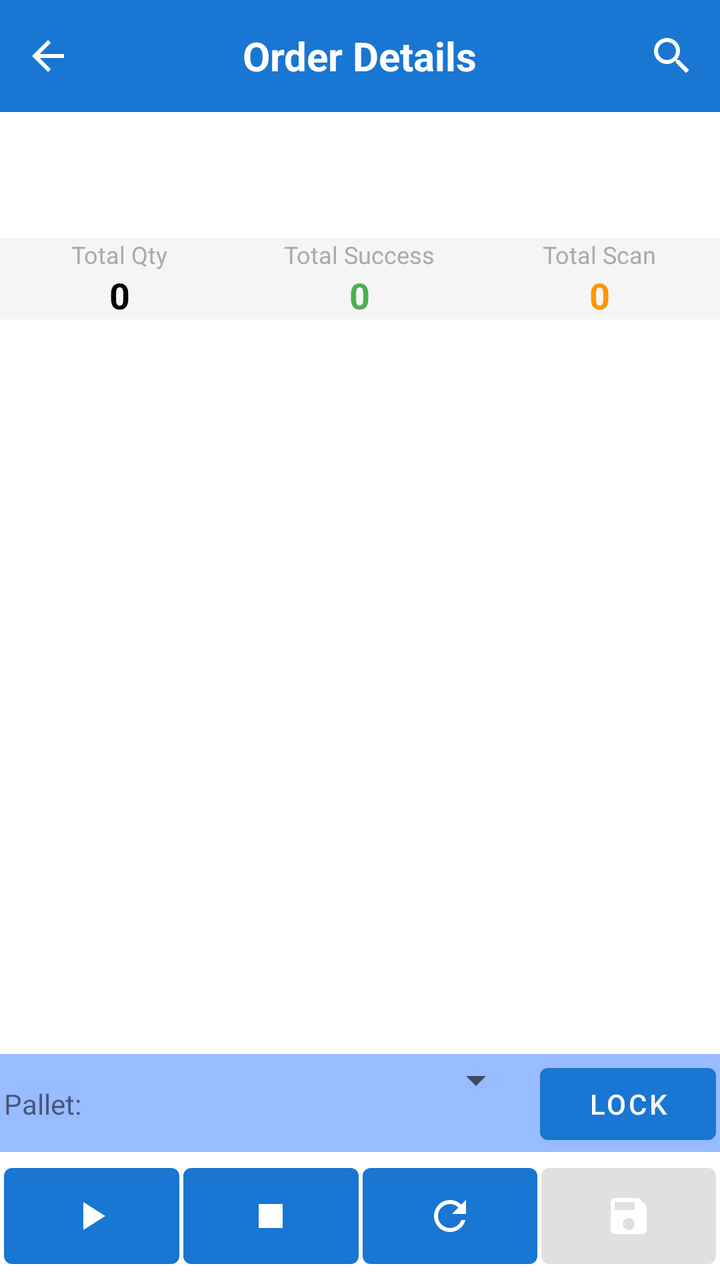
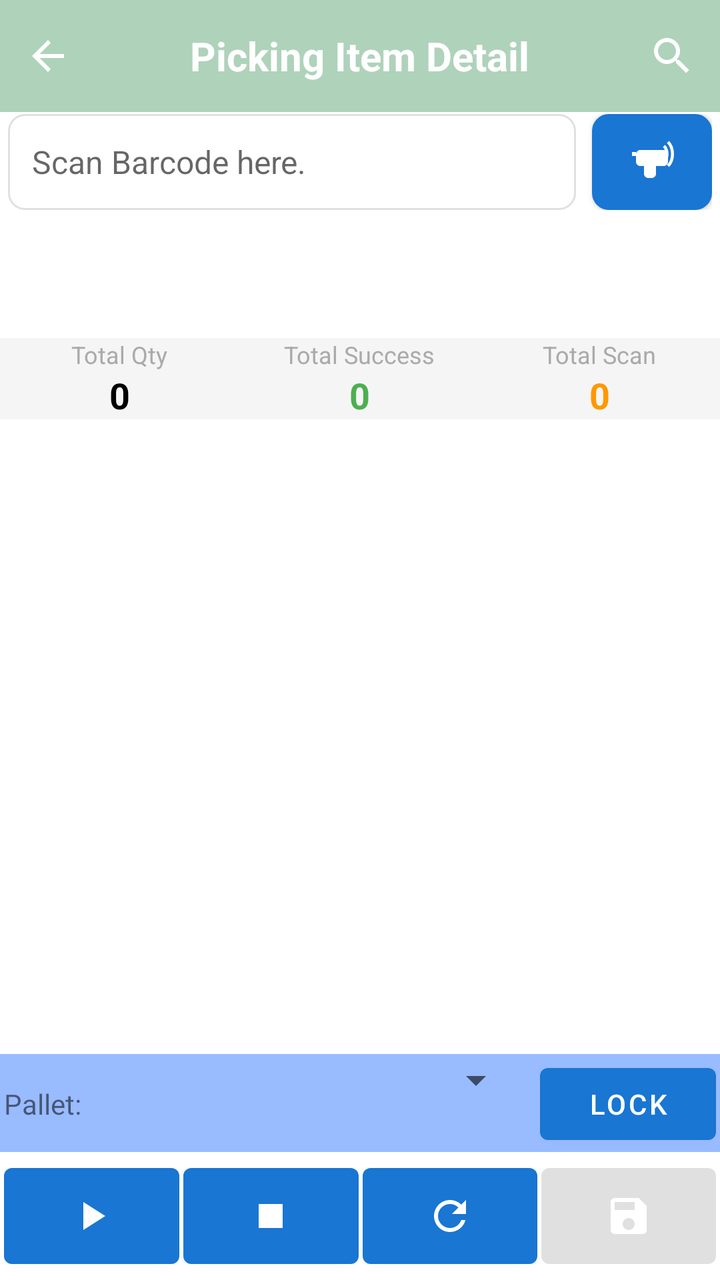

Before-and-after screenshots of an Android layout around one commit, followed by the original layout XML and the change that was made.
<!-- AndroidManifest.xml: application theme AppTheme -->
<!-- res/layout/fragment_picking_order_child.xml -->
<?xml version="1.0" encoding="utf-8"?>
<LinearLayout xmlns:android="http://schemas.android.com/apk/res/android"
    android:layout_width="match_parent"
    android:layout_height="match_parent"
    xmlns:app="http://schemas.android.com/apk/res-auto"
    android:orientation="vertical">

    <com.google.android.material.appbar.AppBarLayout
        android:id="@+id/appBarLayout"
        android:layout_width="match_parent"
        android:layout_height="wrap_content">

        <androidx.appcompat.widget.Toolbar
            android:id="@+id/toolbar"
            android:layout_width="match_parent"
            android:layout_height="?attr/actionBarSize"
            android:background="?attr/colorPrimary"
            app:contentInsetLeft="0dp"
            app:contentInsetStart="0dp"
            app:popupTheme="@style/ThemeOverlay.AppCompat.Light"
            app:theme="@style/ThemeOverlay.AppCompat.Dark.ActionBar">

            <FrameLayout
                android:layout_width="match_parent"
                android:layout_height="match_parent">

                <ImageView
                    android:id="@+id/ivBack"
                    android:layout_width="48dp"
                    android:layout_height="match_parent"
                    android:layout_gravity="start"
                    android:background="?attr/selectableItemBackgroundBorderless"
                    android:padding="12dp"
                    android:src="@drawable/ic_arrow_back"
                    app:tint="@android:color/white"/>

                <TextView
                    android:id="@+id/toolbar_title"
                    android:layout_width="wrap_content"
                    android:layout_height="wrap_content"
                    android:layout_gravity="center"
                    android:text="Order Details"
                    android:textColor="@android:color/white"
                    android:textSize="20sp"
                    android:textStyle="bold"/>

                
                <FrameLayout
                    android:id="@+id/notificationContainer"
                    android:layout_width="48dp"
                    android:layout_height="match_parent"
                    android:layout_gravity="end"
                    android:layout_marginEnd="48dp">

                    <ImageView
                        android:id="@+id/ivNotification"
                        android:layout_width="match_parent"
                        android:layout_height="match_parent"
                        android:background="?attr/selectableItemBackgroundBorderless"
                        android:padding="12dp"
                        android:src="@drawable/ic_notifications"
                        app:tint="@android:color/white"
                        android:visibility="gone"/>

                    <TextView
                        android:id="@+id/tvNotificationCount"
                        android:layout_width="20dp"
                        android:layout_height="20dp"
                        android:layout_gravity="top|end"
                        android:layout_marginTop="8dp"
                        android:layout_marginEnd="8dp"
                        android:background="@drawable/notification_badge_background"
                        android:gravity="center"
                        android:text="0"
                        android:textColor="@android:color/white"
                        android:textSize="12sp"
                        android:visibility="gone"/>
                </FrameLayout>

                <androidx.appcompat.widget.SearchView
                    android:id="@+id/searchView"
                    android:layout_width="wrap_content"
                    android:layout_height="match_parent"
                    android:layout_gravity="end"
                    app:iconifiedByDefault="true"
                    app:queryHint="Search item..."
                    android:theme="@style/SearchViewStyle"/>
            </FrameLayout>


        </androidx.appcompat.widget.Toolbar>

    </com.google.android.material.appbar.AppBarLayout>

    <LinearLayout
        android:layout_width="match_parent"
        android:layout_height="wrap_content"
        android:orientation="vertical"
        android:padding="5dp"
        android:background="@android:color/white">

        <TextView
            android:id="@+id/tvOrderNo"
            android:layout_width="match_parent"
            android:layout_height="wrap_content"
            android:textSize="18sp"
            android:textStyle="bold"
            android:layout_marginBottom="3dp"/>

        <TextView
            android:id="@+id/tvCustomer"
            android:layout_width="match_parent"
            android:layout_height="wrap_content"
            android:textSize="16sp"
            android:layout_marginBottom="4dp"/>

    </LinearLayout>

    
    <LinearLayout
        android:layout_width="match_parent"
        android:layout_height="wrap_content"
        android:orientation="horizontal"
        android:padding="0dp"
        android:background="#F5F5F5">

        <LinearLayout
            android:layout_width="0dp"
            android:layout_height="wrap_content"
            android:layout_weight="1"
            android:orientation="vertical"
            android:gravity="center">

            <TextView
                android:layout_width="wrap_content"
                android:layout_height="wrap_content"
                android:text="Total Qty"
                android:textSize="12sp"
                android:textColor="@android:color/darker_gray"/>

            <TextView
                android:id="@+id/tvTotalQty"
                android:layout_width="wrap_content"
                android:layout_height="wrap_content"
                android:text="0"
                android:textSize="18sp"
                android:textStyle="bold"
                android:textColor="@android:color/black"/>
        </LinearLayout>

        <LinearLayout
            android:layout_width="0dp"
            android:layout_height="wrap_content"
            android:layout_weight="1"
            android:orientation="vertical"
            android:gravity="center">

            <TextView
                android:layout_width="wrap_content"
                android:layout_height="wrap_content"
                android:text="Total Success"
                android:textSize="12sp"
                android:textColor="@android:color/darker_gray"/>

            <TextView
                android:id="@+id/tvTotalSuccess"
                android:layout_width="wrap_content"
                android:layout_height="wrap_content"
                android:text="0"
                android:textSize="18sp"
                android:textStyle="bold"
                android:textColor="#4CAF50"/>
        </LinearLayout>

        <LinearLayout
            android:layout_width="0dp"
            android:layout_height="wrap_content"
            android:layout_weight="1"
            android:orientation="vertical"
            android:gravity="center">

            <TextView
                android:layout_width="wrap_content"
                android:layout_height="wrap_content"
                android:text="Total Scan"
                android:textSize="12sp"
                android:textColor="@android:color/darker_gray"/>

            <TextView
                android:id="@+id/tvTotalScan"
                android:layout_width="wrap_content"
                android:layout_height="wrap_content"
                android:text="0"
                android:textSize="18sp"
                android:textStyle="bold"
                android:textColor="#FF9800"/>
        </LinearLayout>

    </LinearLayout>
    <LinearLayout
        android:id="@+id/view_readtag"
        android:layout_width="0dp"
        android:layout_height="0dp"
        android:visibility="invisible">
        <TextView
            android:id="@+id/tv_count"
            android:layout_width="0dp"
            android:layout_height="0dp"
            android:visibility="invisible"></TextView>
        <TextView
            android:id="@+id/tv_time"
            android:layout_width="0dp"
            android:layout_height="0dp"
            android:visibility="invisible"></TextView>
        <TextView
            android:id="@+id/tv_total"
            android:layout_width="0dp"
            android:layout_height="0dp"
            android:visibility="invisible"></TextView>
        <EditText
            android:id="@+id/etTime"
            android:layout_weight="1"
            android:layout_width="0dp"
            android:layout_height="0dp"
            android:hint="99999999"
            android:inputType="numberDecimal"
            android:maxLength="10"
            android:singleLine="true"
            android:visibility="invisible" />
    </LinearLayout>

    <FrameLayout
        android:layout_width="match_parent"
        android:layout_height="0dp"
        android:layout_weight="1">

        <ListView
            android:id="@+id/listView"
            android:layout_width="match_parent"
            android:layout_height="match_parent"
            android:divider="@android:color/darker_gray"
            android:dividerHeight="1dp"
            android:padding="3dp"/>

        <LinearLayout
            android:id="@+id/emptyView"
            android:layout_width="match_parent"
            android:layout_height="match_parent"
            android:gravity="center"
            android:orientation="vertical"
            android:visibility="gone">

            <ImageView
                android:layout_width="64dp"
                android:layout_height="64dp"
                android:src="@drawable/ic_empty_box"
                android:alpha="0.5"/>

            <TextView
                android:layout_width="wrap_content"
                android:layout_height="wrap_content"
                android:layout_marginTop="16dp"
                android:text="No items found"
                android:textSize="16sp"/>
        </LinearLayout>

        <ProgressBar
            android:id="@+id/progressBar"
            android:layout_width="wrap_content"
            android:layout_height="wrap_content"
            android:layout_gravity="center"
            android:visibility="gone"/>

    </FrameLayout>

    <LinearLayout
        android:id="@+id/viewPallet"
        android:layout_width="match_parent"
        android:layout_height="wrap_content"
        android:orientation="horizontal"
        android:paddingTop="1dp"
        android:paddingLeft="2dp"
        android:paddingRight="2dp"
        android:paddingBottom="0dp"
        android:background="@color/lightblue3">

        <TextView
            android:layout_width="wrap_content"
            android:layout_height="wrap_content"
            android:text="Pallet: ">
        </TextView>

        <Spinner
            android:id="@+id/spinnerPallet"
            android:layout_width="0dp"
            android:layout_height="wrap_content"
            android:layout_weight="1"
            android:layout_marginEnd="8dp"/>

        <Button
            android:id="@+id/btnLockPallet"
            android:layout_width="wrap_content"
            android:layout_height="wrap_content"
            android:text="Lock"
            android:drawablePadding="8dp"/>

    </LinearLayout>

    <LinearLayout
        android:id="@+id/viewAction"
        android:layout_width="match_parent"
        android:layout_height="wrap_content"
        android:orientation="horizontal"
        android:padding="2dp">

        <Button
            android:id="@+id/btnScanRFID"
            android:layout_width="wrap_content"
            android:layout_height="match_parent"
            android:layout_weight="1"
            android:layout_marginEnd="2dp"
            android:drawableTop="@drawable/ic_play"
            android:paddingTop="12dp"
            android:paddingBottom="0dp"
            android:textSize="0sp"/>

        <Button
            android:id="@+id/btnStop"
            android:layout_width="wrap_content"
            android:layout_height="wrap_content"
            android:layout_weight="1"
            android:layout_marginEnd="2dp"
            android:drawableTop="@drawable/ic_stop"
            android:paddingTop="12dp"
            android:paddingBottom="3dp"
            android:textSize="0sp"/>
        <Button
            android:id="@+id/btnClear"
            android:layout_width="wrap_content"
            android:layout_height="wrap_content"
            android:layout_weight="1"
            android:layout_marginEnd="2dp"
            android:drawableTop="@drawable/ic_refresh"
            android:paddingTop="12dp"
            android:paddingBottom="3dp"
            android:textSize="0sp"/>

        <Button
            android:id="@+id/btnConfirm"
            android:layout_width="wrap_content"
            android:layout_height="wrap_content"
            android:layout_weight="1"
            android:enabled="false"
            android:drawableTop="@drawable/ic_save"
            android:paddingTop="12dp"
            android:paddingBottom="3dp"
            android:textSize="0sp"/>
    </LinearLayout>
    <LinearLayout
        android:layout_width="match_parent"
        android:layout_height="wrap_content"
        android:visibility="gone">
        <TextView
            android:layout_width="wrap_content"
            android:layout_height="wrap_content"
            android:text="@string/tvData_Read"
            android:textSize="16sp" />

        <EditText
            android:id="@+id/EtData_Read"
            android:layout_width="match_parent"
            android:layout_height="wrap_content"
            android:hint=""
            android:inputType="textMultiLine"
            android:singleLine="false" />
    </LinearLayout>

</LinearLayout>
<!-- resources referenced by this layout -->
<resources>
  <color name="lightblue3">#99BBFF</color>
  <!-- drawable ic_stop (drawable) -->
  <?xml version="1.0" encoding="utf-8"?>
  <vector xmlns:android="http://schemas.android.com/apk/res/android"
      android:width="24dp"
      android:height="24dp"
      android:viewportWidth="24"
      android:viewportHeight="24">
      <path
          android:fillColor="#FFFFFF"
          android:pathData="M6,6h12v12H6z"/>
  </vector>
  <!-- drawable notification_badge_background (drawable) -->
  <?xml version="1.0" encoding="utf-8"?>
  <shape xmlns:android="http://schemas.android.com/apk/res/android"
      android:shape="oval">
      <solid android:color="#F44336" /> 
  </shape>
  <string name="tvData_Read">Data：</string>
  <style name="AppTheme" parent="Theme.MaterialComponents.Light.DarkActionBar">
          <item name="colorPrimary">@color/colorPrimary</item>
          <item name="colorPrimaryDark">@color/colorPrimaryDark</item>
          <item name="colorAccent">@color/colorAccent</item>
      </style>
  <color name="colorPrimary">#1976D2</color>
  <color name="colorPrimaryDark">#1565C0</color>
  <color name="colorAccent">#FFC107</color>
  <!-- unchanged entries left out for length: 7 -->
</resources>

<!-- the commit's change to res/layout/fragment_picking_order_child.xml (unified diff, before → after) -->
@@ -14,7 +14,7 @@
             android:id="@+id/toolbar"
             android:layout_width="match_parent"
             android:layout_height="?attr/actionBarSize"
-            android:background="?attr/colorPrimary"
+            android:background="@color/pastel2"
             app:contentInsetLeft="0dp"
             app:contentInsetStart="0dp"
             app:popupTheme="@style/ThemeOverlay.AppCompat.Light"
@@ -39,7 +39,7 @@
                     android:layout_width="wrap_content"
                     android:layout_height="wrap_content"
                     android:layout_gravity="center"
-                    android:text="Order Details"
+                    android:text="Picking Item Detail"
                     android:textColor="@android:color/white"
                     android:textSize="20sp"
                     android:textStyle="bold"/>
@@ -93,6 +93,40 @@
     </com.google.android.material.appbar.AppBarLayout>
 
     <LinearLayout
+        android:id="@+id/view_barcode"
+        android:orientation="horizontal"
+        android:layout_width="match_parent"
+        android:layout_height="wrap_content"
+        android:paddingTop="1dp"
+        android:paddingBottom="1dp"
+        android:paddingLeft="4dp"
+        android:paddingRight="4dp"
+        android:background="#FFFFFF"
+        android:gravity="center_vertical">
+
+        <EditText
+            android:id="@+id/tvBarcode"
+            android:layout_width="0dp"
+            android:layout_height="48dp"
+            android:layout_weight="1"
+            android:layout_marginEnd="8dp"
+            android:hint="Scan Barcode here."
+            android:textSize="16sp"
+            android:textColor="@android:color/black"
+            android:background="@drawable/edittext_background"
+            android:padding="12dp"
+            android:gravity="center_vertical"/>
+
+        <Button
+            android:id="@+id/btnScanBarcode"
+            android:layout_width="60dp"
+            android:layout_height="48dp"
+            android:drawableTop="@drawable/ic_scan"
+            android:background="@drawable/button_background"/>
+
+    </LinearLayout>
+
+    <LinearLayout
         android:layout_width="match_parent"
         android:layout_height="wrap_content"
         android:orientation="vertical"
<!-- resource entries referenced after the edit -->
@@ -1,6 +1,112 @@
 <!-- resources referenced by this layout -->
 <resources>
   <color name="lightblue3">#99BBFF</color>
+  <color name="pastel2">#AFD2BB</color>
+  <!-- drawable button_background (drawable) -->
+  <?xml version="1.0" encoding="utf-8"?>
+  <selector xmlns:android="http://schemas.android.com/apk/res/android">
+  
+      
+      <item android:state_pressed="true">
+          <shape android:shape="rectangle">
+              <solid android:color="#1976D2" />
+              <corners android:radius="8dp" />
+              <stroke
+                  android:width="1dp"
+                  android:color="#1565C0" />
+          </shape>
+      </item>
+  
+      
+      <item android:state_enabled="false">
+          <shape android:shape="rectangle">
+              <solid android:color="#E0E0E0" />
+              <corners android:radius="8dp" />
+              <stroke
+                  android:width="1dp"
+                  android:color="#BDBDBD" />
+          </shape>
+      </item>
+  
+      
+      <item>
+          <shape android:shape="rectangle">
+              <solid android:color="#2196F3" />
+              <corners android:radius="8dp" />
+              <stroke
+                  android:width="1dp"
+                  android:color="#1976D2" />
+          </shape>
+      </item>
+  
+  </selector>
+  <!-- drawable edittext_background (drawable) -->
+  <?xml version="1.0" encoding="utf-8"?>
+  <shape xmlns:android="http://schemas.android.com/apk/res/android"
+      android:shape="rectangle">
+  
+      
+      <solid android:color="#FFFFFF" />
+  
+      
+      <stroke
+          android:width="1dp"
+          android:color="#E0E0E0" />
+  
+      
+      <corners android:radius="8dp" />
+  
+      
+      <padding
+          android:left="12dp"
+          android:top="8dp"
+          android:right="12dp"
+          android:bottom="8dp" />
+  
+  </shape>
+  <!-- drawable ic_scan (drawable) -->
+  <?xml version="1.0" encoding="utf-8"?>
+  <vector xmlns:android="http://schemas.android.com/apk/res/android"
+      android:width="24dp"
+      android:height="24dp"
+      android:viewportWidth="24"
+      android:viewportHeight="24"
+      android:tint="@android:color/white">
+  
+      
+      
+      <path
+          android:fillColor="@android:color/white"
+          android:pathData="M6,8h12c1,0 2,1 2,2v4c0,1 -1,2 -2,2H6c-1,0 -2,-1 -2,-2v-4C4,9 5,8 6,8z"/>
+  
+      
+      <path
+          android:fillColor="@android:color/white"
+          android:pathData="M14,14v6c0,1 -1,2 -2,2h-2c-1,0 -2,-1 -2,-2v-6H14z"/>
+  
+      
+      <path
+          android:fillColor="#FF5722"
+          android:pathData="M8,16h2v2H8V16z"/>
+  
+      
+      <path
+          android:fillColor="#2196F3"
+          android:pathData="M7,9h6v2H7V9z"/>
+  
+      
+      <path
+          android:fillColor="@color/transparent"
+          android:strokeColor="#4CAF50"
+          android:strokeWidth="1.5"
+          android:pathData="M18,6c2,2 2,6 0,8 M20,4c3,3 3,9 0,12"/>
+  
+      
+      <path
+          android:fillColor="#4CAF50"
+          android:pathData="M2,9h2v2H2V9z"/>
+  
+  </vector>
   <!-- drawable ic_stop (drawable) -->
   <?xml version="1.0" encoding="utf-8"?>
   <vector xmlns:android="http://schemas.android.com/apk/res/android"
@@ -24,6 +130,7 @@
           <item name="colorPrimaryDark">@color/colorPrimaryDark</item>
           <item name="colorAccent">@color/colorAccent</item>
       </style>
+  <color name="transparent">#00000000</color>
   <color name="colorPrimary">#1976D2</color>
   <color name="colorPrimaryDark">#1565C0</color>
   <color name="colorAccent">#FFC107</color>
